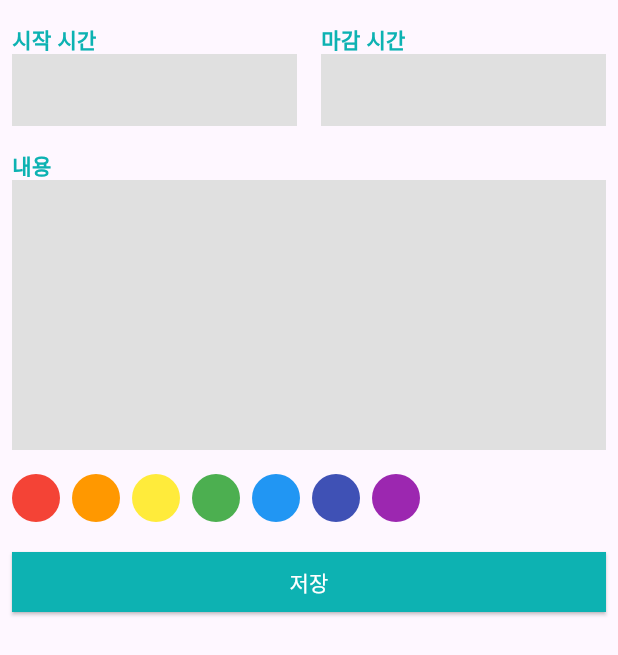
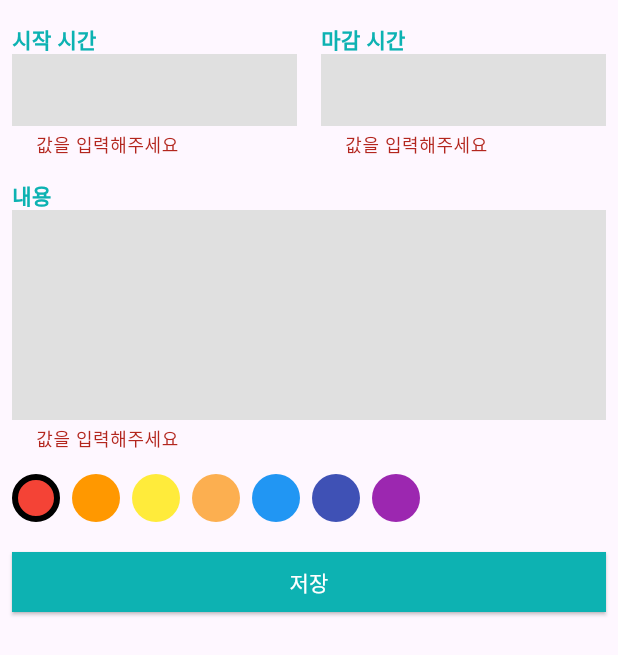
Before and after one commit to jongse7/calendar_scheduler, a Flutter app: the ScheduleBottomSheet widget shown alone on an empty page, opened directly, after a tap on "저장", on a phone screen of 412 x 824 dp. Shown: the top 655 px of the screen. Run offline on Flutter 3.47's test engine with Material 3 defaults, Android fonts, the phone set to English and light mode, and no system bars; our stand-ins replace drift, get_it, table_calendar; accounts and stored records are empty; generated files the repository leaves out were written again.

```diff
--- a/lib/component/custom_text_field.dart
+++ b/lib/component/custom_text_field.dart
@@ -5,7 +5,8 @@ import 'package:flutter/services.dart';
 class CustomTextField extends StatelessWidget {
   final String label;
   final bool isTime;
-  const CustomTextField({required this.label, required this.isTime, Key? key}) : super(key: key);
+  final FormFieldSetter<String> onSaved;
+  const CustomTextField({required this.label, required this.isTime, required this.onSaved, Key? key}) : super(key: key);
 
   @override
   Widget build(BuildContext context) {
@@ -26,7 +27,32 @@ class CustomTextField extends StatelessWidget {
   }
 
   Widget renderTextField(){
-    return TextField(
+    return TextFormField(
+      onSaved: onSaved,
+      // null이 return 되면 에러가 없다.
+      // 에러가 있으면 에러를 String 값으로 리턴해준다.
+      validator: (String? val){
+        if(val == null || val.isEmpty){
+          return '값을 입력해주세요';
+        }
+
+        if(isTime){
+          int time = int.parse(val);
+
+          if(time < 0){
+            return '0 이상의 숫자를 입력해주세요';
+          }
+
+          if(time > 24){
+            return '24 이하의 숫자를 입력해주세요';
+          }
+        }else{
+          if(val.length > 500){return '500자 이하의 글자를 입력해주세요.';}
+        }
+
+        return null;
+        // return null;
+      },
       cursorColor: Colors.grey,
       expands: !isTime,
       maxLines: isTime ? 1 : null,
--- a/lib/component/schedule_bottom_sheet.dart
+++ b/lib/component/schedule_bottom_sheet.dart
@@ -1,9 +1,25 @@
 import 'package:calendar_scheduler/component/custom_text_field.dart';
 import 'package:calendar_scheduler/const/color.dart';
+import 'package:calendar_scheduler/datebase/drift_database.dart';
 import 'package:flutter/material.dart';
+import 'package:get_it/get_it.dart';
 
-class ScheduleBottomSheet extends StatelessWidget {
+import '../model/category_color.dart';
+
+class ScheduleBottomSheet extends StatefulWidget {
   const ScheduleBottomSheet({Key? key}) : super(key: key);
+
+  @override
+  State<ScheduleBottomSheet> createState() => _ScheduleBottomSheetState();
+}
+
+class _ScheduleBottomSheetState extends State<ScheduleBottomSheet> {
+  final GlobalKey<FormState> formKey = GlobalKey();
+
+  int? startTime;
+  int? endTime;
+  String? content;
+  int? selectedColorId;
 
   @override
   Widget build(BuildContext context) {
@@ -24,17 +40,51 @@ class ScheduleBottomSheet extends StatelessWidget {
                 right: 8.0,
                 top: 16.0,
               ),
+              child: Form(
+                key: formKey,
+                autovalidateMode: AutovalidateMode.always,
                 child: Column(
                   crossAxisAlignment: CrossAxisAlignment.start,
                   children: [
-                  _Time(),
+                    _Time(
+                      onStartSaved: (String? val) {
+                        startTime = int.parse(val!);
+                      },
+                      onEndSaved: (String? val) {
+                        startTime = int.parse(val!);
+                      },
+                    ),
                     SizedBox(height: 16.0),
-                  _Content(),
+                    _Content(
+                      onSaved: (String? val) {
+                        content = val;
+                      },
+                    ),
                     SizedBox(height: 16.0),
-                  _ColorPicker(),
+                    FutureBuilder<List<CategoryColor>>(
+                        future: GetIt.I<LocalDatabase>().getCategoryColors(),
+                        builder: (context, snapshot) {
+                          if(snapshot.hasData &&
+                          selectedColorId == null &&
+                          snapshot.data!.isNotEmpty){
+                            selectedColorId = snapshot.data![0].id;
+                          }
+                          return _ColorPicker(
+                            colors: snapshot.hasData ? snapshot.data! : [],
+                            selectedColorId: selectedColorId!,
+                            colorIdSetter: (int id){
+                              setState(() {
+                                selectedColorId = id;
+                              });
+                            },
+                          );
+                        }),
                     SizedBox(height: 16.0),
-                  _SaveButton(),
+                    _SaveButton(
+                      onPressed: onSavePressed,
+                    ),
                   ],
+                ),
               ),
             ),
           ),
@@ -42,10 +92,31 @@ class ScheduleBottomSheet extends StatelessWidget {
       ),
     );
   }
+
+  void onSavePressed() {
+    // formKey는 생성을 했는데
+    // Form 위젯과 결합을 안했을때
+    // 다른 개발자의 실수를 대비 예외처리
+    if (formKey.currentState == null) {
+      return;
+    }
+    // 모든 하위 TextFormField의 validate에서 null을 return할 때
+    if (formKey.currentState!.validate()) {
+      print('에러가 없습니다.');
+      formKey.currentState!.save();
+    }
+    // 하위 TextFormField의 validate에서 에러(text)를 return할 때
+    else {
+      print('에러가 있습니다.');
+    }
+  }
 }
 
 class _Time extends StatelessWidget {
-  const _Time({Key? key}) : super(key: key);
+  final FormFieldSetter<String> onStartSaved;
+  final FormFieldSetter<String> onEndSaved;
+  const _Time({required this.onStartSaved, required this.onEndSaved, Key? key})
+      : super(key: key);
 
   @override
   Widget build(BuildContext context) {
@@ -55,6 +126,7 @@ class _Time extends StatelessWidget {
           child: CustomTextField(
             label: '시작 시간',
             isTime: true,
+            onSaved: onStartSaved,
           ),
         ),
         SizedBox(
@@ -64,6 +136,7 @@ class _Time extends StatelessWidget {
           child: CustomTextField(
             label: '마감 시간',
             isTime: true,
+            onSaved: onEndSaved,
           ),
         ),
       ],
@@ -72,7 +145,8 @@ class _Time extends StatelessWidget {
 }
 
 class _Content extends StatelessWidget {
-  const _Content({Key? key}) : super(key: key);
+  final FormFieldSetter<String> onSaved;
+  const _Content({required this.onSaved, Key? key}) : super(key: key);
 
   @override
   Widget build(BuildContext context) {
@@ -80,36 +154,43 @@ class _Content extends StatelessWidget {
       child: CustomTextField(
         label: '내용',
         isTime: false,
+        onSaved: onSaved,
       ),
     );
   }
 }
 
+typedef ColorIdSetter = Function(int id);
+
 class _ColorPicker extends StatelessWidget {
-  const _ColorPicker({Key? key}) : super(key: key);
+  final List<CategoryColor> colors;
+  final int selectedColorId;
+  final ColorIdSetter colorIdSetter;
+
+  const _ColorPicker({required this.colors, required this.selectedColorId, required this.colorIdSetter, Key? key}) : super(key: key);
 
   @override
   Widget build(BuildContext context) {
     return Wrap(
       spacing: 8.0, // 요소별 수평 띄우기
       runSpacing: 10.0, // 요소별 수직 띄우기
-      children: [
-        renderColor(Colors.red),
-        renderColor(Colors.orange),
-        renderColor(Colors.yellow),
-        renderColor(Colors.green),
-        renderColor(Colors.blue),
-        renderColor(Colors.indigo),
-        renderColor(Colors.purple),
-      ],
+      children: colors.map((e) => GestureDetector(onTap: (){
+        colorIdSetter(e.id);
+      },child: renderColor(e, selectedColorId == e.id,)),).toList(),
     );
   }
 
-  Widget renderColor(Color color) {
+  Widget renderColor(CategoryColor color, bool isSelected) {
     return Container(
       decoration: BoxDecoration(
         shape: BoxShape.circle,
-        color: color,
+        color: Color(
+          int.parse('FF${color.hexCode}', radix: 16),
+        ),
+        border: isSelected ? Border.all(
+          color: Colors.black,
+          width: 4.0,
+        ) : null
       ),
       width: 32.0,
       height: 32.0,
@@ -118,7 +199,8 @@ class _ColorPicker extends StatelessWidget {
 }
 
 class _SaveButton extends StatelessWidget {
-  const _SaveButton({Key? key}) : super(key: key);
+  final VoidCallback onPressed;
+  const _SaveButton({required this.onPressed, Key? key}) : super(key: key);
 
   @override
   Widget build(BuildContext context) {
@@ -126,7 +208,7 @@ class _SaveButton extends StatelessWidget {
       children: [
         Expanded(
           child: ElevatedButton(
-            onPressed: () {},
+            onPressed: onPressed,
             style: ElevatedButton.styleFrom(
               backgroundColor: PRIMARY_COLOR,
               shape: RoundedRectangleBorder(
--- a/pubspec.yaml
+++ b/pubspec.yaml
@@ -41,6 +41,7 @@ dependencies:
   sqlite3_flutter_libs: ^0.5.0
   path_provider: ^2.0.0
   path: ^1.8.3
+  get_it: ^7.2.0
 
 dev_dependencies:
   flutter_test:
```
Also changed, not shown: lib/main.dart (+39 -0 lines), pubspec.lock. Lines whose indentation alone changed are shown as unchanged.
